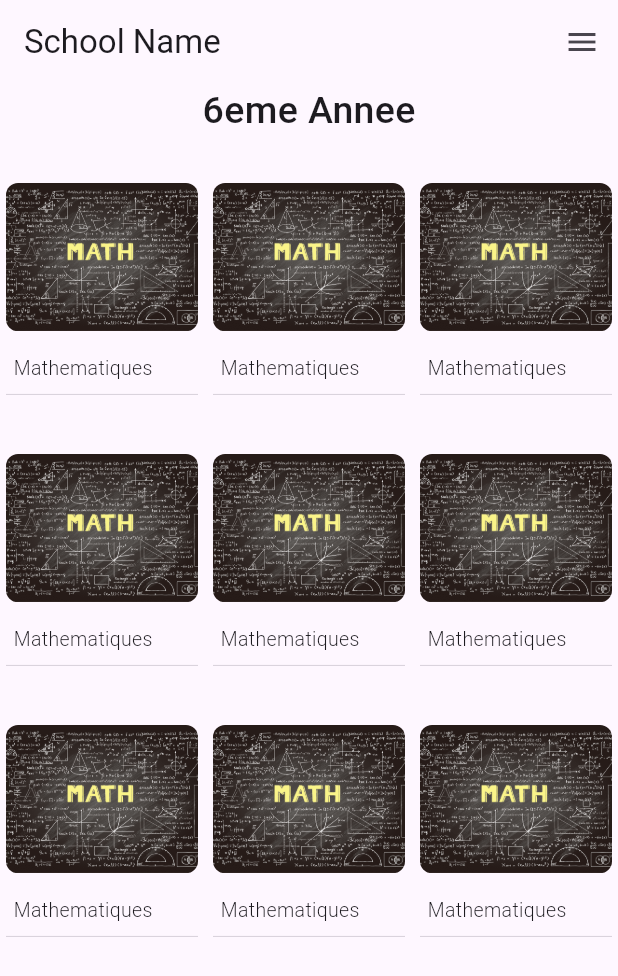
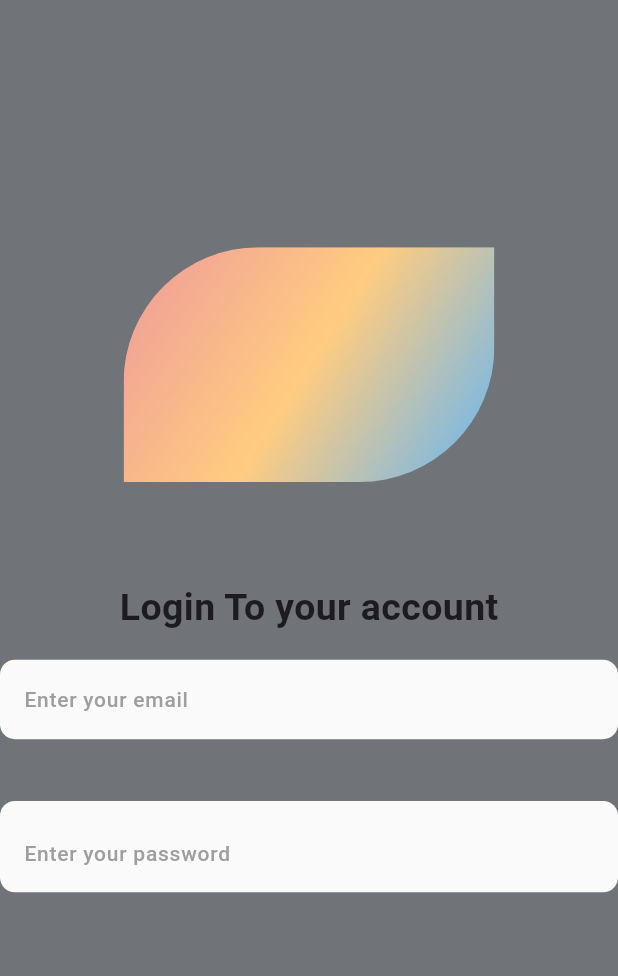
Before and after one commit to hassanshakil22/school_App, a Flutter app: the screen it shows after launch, on a phone screen of 412 x 824 dp. Shown: the top 976 px of the screen. Run offline on Flutter 3.47's test engine with Material 3 defaults, Android fonts, the phone set to English and light mode, and no system bars; our stand-ins replace just_audio; Roboto replaces fonts that are missing (Gellix).

Commit message:
completing ui day 1

```diff
--- a/lib/main.dart
+++ b/lib/main.dart
@@ -2,6 +2,7 @@ import 'package:flutter/material.dart';
 import 'package:school_app/screens/CourseScreen.dart';
 import 'package:school_app/screens/homeScreen.dart';
 import 'package:school_app/screens/lessonScreen.dart';
+import 'package:school_app/screens/loginScreen.dart';
 
 void main() {
   runApp(const MyApp());
@@ -18,5 +19,5 @@ class MyApp extends StatelessWidget {
       theme: ThemeData(
         colorScheme: ColorScheme.fromSeed(seedColor: Colors.deepPurple),
       ),
-      home: const Coursescreen() );
+      home: const Loginscreen() );
   }}
--- a/lib/screens/homeScreen.dart
+++ b/lib/screens/homeScreen.dart
@@ -1,6 +1,7 @@
 import 'package:flutter/material.dart';
 import 'package:school_app/app/appConstants.dart';
 import 'package:school_app/app/size_extensions.dart';
+import 'package:school_app/theme/app_colours.dart';
 import 'package:school_app/widgets/CustomDrawer.dart';
 import 'package:school_app/widgets/customButton.dart';
 
@@ -45,7 +46,7 @@ class Homescreen extends StatelessWidget {
                   child: Container(
                     height: 200,
                     width: 120,
-                    color: Colors.orange[200],
+                    color: AppColors.primaryColor2,
                     child: SizedBox(),
                   ),
                 ),
@@ -61,7 +62,7 @@ class Homescreen extends StatelessWidget {
                       child: Container(
                         height: 90,
                         width: 120,
-                        color: Colors.red[200],
+                        color: AppColors.primaryColor,
                         child: SizedBox(),
                       ),
                     ),
@@ -75,7 +76,7 @@ class Homescreen extends StatelessWidget {
                       child: Container(
                         height: 90,
                         width: 120,
-                        color: Colors.blue[300],
+                        color:  AppColors.primaryColor1,
                         child: SizedBox(),
                       ),
                     ),
--- /dev/null
+++ b/lib/screens/loginScreen.dart
@@ -0,0 +1,76 @@
+import 'package:flutter/material.dart';
+import 'package:school_app/app/size_extensions.dart';
+import 'package:school_app/theme/app_colours.dart';
+import 'package:school_app/widgets/text_field.dart';
+
+class Loginscreen extends StatefulWidget {
+  const Loginscreen({super.key});
+
+  @override
+  State<Loginscreen> createState() => _LoginscreenState();
+}
+
+TextEditingController emailController = TextEditingController();
+TextEditingController passController = TextEditingController();
+
+FocusNode emailFocus = FocusNode();
+FocusNode passFocus = FocusNode();
+
+class _LoginscreenState extends State<Loginscreen> {
+  @override
+  Widget build(BuildContext context) {
+    return Scaffold(
+      backgroundColor: AppColors.ScaffoldbackgroundColor,
+      body: SafeArea(
+        child: Center(
+          child: Column(
+            children: [
+              SizedBox(height: context.h * 0.2),
+
+              ClipRRect(
+                borderRadius: BorderRadius.only(
+                  topLeft: Radius.circular(90),
+                  bottomRight: Radius.circular(90),
+                ),
+                child: Container(
+                  decoration: BoxDecoration(
+                    gradient: LinearGradient(
+                      colors: [
+                        AppColors.primaryColor,
+                        AppColors.primaryColor2,
+                        AppColors.primaryColor1,
+                      ],
+                      begin: Alignment.topLeft,
+                      end: Alignment.bottomRight,
+                    ),
+                  ),
+                  height: context.h * 0.19,
+                  width: context.w * 0.6,
+
+                  child: SizedBox(),
+                ),
+              ),
+              SizedBox(height: context.h * 0.08),
+              Text("Login To your account",style: TextStyle(fontSize: 25,fontWeight: FontWeight.bold),),
+              SizedBox(height: context.h * 0.02),
+
+              CustomTextField(
+                textController: emailController,
+                hint: "Enter your email",
+                focus: emailFocus,
+              ),
+              SizedBox(height: context.h * 0.05),
+
+              PasswordTextField(
+                controller: passController,
+                focus: passFocus,
+                isObscureText: false,
+                hint: "Enter your password",
+              ),
+            ],
+          ),
+        ),
+      ),
+    );
+  }
+}
--- /dev/null
+++ b/lib/theme/app_colours.dart
@@ -0,0 +1,22 @@
+import 'package:flutter/material.dart';
+
+class AppColors {
+  static const Color backgroundColor = Color(0xFFFFFFFF);
+  static const Color ScaffoldbackgroundColor = Color.fromRGBO(112, 116, 120, 1);
+  // static const Color primaryColor = Color(0xFF493D9E);
+  static const Color primaryColor = Color.fromRGBO(239, 154, 154, 1);
+  static const Color primaryColor1 = Color.fromRGBO(100, 181, 246, 1);
+  static const Color primaryColor2 = Color.fromRGBO(255, 204, 128, 1);
+
+  // Color color = const
+  static const Color blackColor = Color(0xFF212121);
+  static const Color greyColor = Color(0xFFF5F5F5);
+  static const Color shadowColor = Colors.black54;
+
+  static const Color textFieldColor = Color(0xFFFAFAFA);
+  static const Color textWhiteColor = Color(0xFFFFFFFF);
+  static const Color textBlackColor = Color(0xFF212121);
+  static const Color textGreyColor = Color(0xFF9E9E9E);
+
+  static const Color greenSuccessColor = Color(0xFF4AAF57);
+}
--- a/lib/widgets/CustomDrawer.dart
+++ b/lib/widgets/CustomDrawer.dart
@@ -2,6 +2,7 @@
 import 'package:flutter/material.dart';
 import 'package:school_app/app/appConstants.dart';
 import 'package:school_app/app/route_extensions.dart';
+import 'package:school_app/screens/CourseScreen.dart';
 import 'package:school_app/screens/homeScreen.dart';
 
 class MyCustomDrawer extends StatelessWidget {
@@ -32,7 +33,7 @@ class MyCustomDrawer extends StatelessWidget {
               children: [
                 // Section 1
                 _buildListTile('Accueil', Icons.home, () {context.push(Homescreen());}),
-                _buildListTile('Cours', Icons.book, () {}),
+                _buildListTile('Cours', Icons.book, () {context.push(Coursescreen());}),
                 _buildListTile('Cours Téléchargés', Icons.download, () {}),
                 _buildListTile('Bibliothèque', Icons.library_books, () {}),
               ],
--- /dev/null
+++ b/lib/widgets/text_field.dart
@@ -0,0 +1,184 @@
+import 'package:flutter/material.dart';
+import 'package:school_app/app/size_extensions.dart';
+import 'package:school_app/theme/app_colours.dart';
+
+class CustomTextField extends StatefulWidget {
+  TextEditingController textController;
+  String hint;
+  IconData? prefixIcon;
+  IconData? suffixIcon;
+  TextInputType? type;
+  int? maxLines;
+  bool? disable;
+  int? maxLength;
+  double? width;
+  FocusNode? focus;
+  List<FocusNode>? focusList;
+  ValueChanged<String>? onTextChanged;
+  Function()? onTap;
+  Widget? prefix;
+  Widget? suffix;
+  Color? prefixIconColor;
+  Color? suffixIconColor;
+  String? Function(String?)? validator;
+  Function(PointerDownEvent)? onTapOutside;
+  CustomTextField(
+      {super.key,
+      required this.textController,
+      required this.hint,
+      this.prefixIcon,
+      this.suffixIcon,
+      this.type,
+      this.maxLines,
+      this.disable,
+      this.maxLength,
+      this.focus,
+      this.onTap,
+      this.width,
+      this.prefix,
+      this.suffix,
+      this.validator,
+      this.suffixIconColor,
+      this.prefixIconColor,
+      this.onTapOutside,
+      this.onTextChanged});
+
+  @override
+  State<CustomTextField> createState() => _CustomTextFieldState();
+}
+
+class _CustomTextFieldState extends State<CustomTextField> {
+  Color focusColor = Colors.blueAccent;
+
+  @override
+  Widget build(BuildContext context) {
+    return Container(
+      width: widget.width ?? context.w,
+      decoration: BoxDecoration(
+        color:  AppColors.textFieldColor,
+        borderRadius: BorderRadius.circular(10),
+      ),
+      child: TextFormField(
+        validator: widget.validator,
+        onTap: widget.onTap,
+        onTapOutside: widget.onTapOutside,
+        focusNode: widget.focus,
+        maxLines: widget.maxLines ?? 1,
+        obscureText:
+            widget.type == TextInputType.visiblePassword ? true : false,
+        controller: widget.textController,
+        enabled: widget.disable ?? widget.disable,
+        maxLength: widget.maxLength,
+        keyboardType: widget.type ?? TextInputType.text,
+        style: Theme.of(context).textTheme.labelMedium?.copyWith(
+            fontSize: 16,
+            color: AppColors.textBlackColor,
+            fontWeight: FontWeight.w600),
+        onChanged: (text) {
+          if (widget.onTextChanged != null) {
+            widget.onTextChanged!(text);
+          }
+        },
+        decoration: InputDecoration(
+            hintText: widget.hint,
+            hintStyle: TextStyle(
+                fontFamily: "Gellix",
+                fontSize: 14,
+                fontWeight: FontWeight.w500,
+                height: 1.2125,
+                color: AppColors.textGreyColor),
+            prefix: widget.prefix,
+            suffix: widget.suffix,
+            prefixIconColor: widget.textController.text.isNotEmpty
+                ? Colors.black
+                : const Color(0xffa8aaac),
+            suffixIconColor: widget.suffixIconColor,
+            prefixIcon: widget.prefixIcon == null
+                ? null
+                : Icon(
+                    widget.prefixIcon,
+                    size: 20,
+                    color: widget.focus?.hasFocus ?? false
+                        ? AppColors.primaryColor
+                        : widget.textController.text.isNotEmpty
+                            ? Colors.black
+                            : const Color(0xffa8aaac),
+                  ),
+            suffixIcon: widget.suffixIcon == null
+                ? null
+                : Icon(
+                    widget.suffixIcon,
+                    size: 20,
+                    color: widget.focus?.hasFocus ?? false
+                        ? AppColors.primaryColor
+                        : widget.textController.text.isNotEmpty
+                            ? Colors.black
+                            : const Color(0xffa8aaac),
+                  ),
+            border: InputBorder.none,
+            focusedBorder: OutlineInputBorder(
+                borderRadius: BorderRadius.circular(10),
+                borderSide:
+                    const BorderSide(color: AppColors.primaryColor, width: 1)),
+            contentPadding: const EdgeInsets.only(
+                left: 16, right: 16, top: 16, bottom: 16)),
+      ),
+    );
+  }
+}
+
+class PasswordTextField extends StatefulWidget {
+  PasswordTextField({
+    super.key,
+    required this.controller,
+    required this.focus,
+    required this.isObscureText,
+    required this.hint,
+    this.onTap,
+    this.onTextChanged,
+    this.validator,
+  });
+
+  TextEditingController controller;
+  FocusNode focus;
+  bool isObscureText;
+  String hint;
+  ValueChanged<String>? onTextChanged;
+  Function()? onTap;
+  String? Function(String?)? validator;
+
+  @override
+  State<PasswordTextField> createState() => _PasswordTextFieldState();
+}
+
+class _PasswordTextFieldState extends State<PasswordTextField> {
+  @override
+  Widget build(BuildContext context) {
+    return CustomTextField(
+        validator: widget.validator,
+        onTap: widget.onTap,
+        onTextChanged: widget.onTextChanged,
+        focus: widget.focus,
+        type: widget.isObscureText
+            ? TextInputType.visiblePassword
+            : TextInputType.text,
+        suffix: GestureDetector(
+            onTap: () {
+              widget.isObscureText = !widget.isObscureText;
+              setState(() {});
+            },
+            child: widget.isObscureText
+                ? Icon(Icons.password)
+
+                : Icon(
+                    Icons.remove_red_eye,
+                    color: widget.focus.hasFocus ?? false
+                        ? AppColors.primaryColor
+                        : widget.controller.text.isNotEmpty
+                            ? Colors.black
+                            : const Color(0xffa8aaac),
+                  )),
+        textController: widget.controller,
+        hint: widget.hint);
+  }
+}
```
